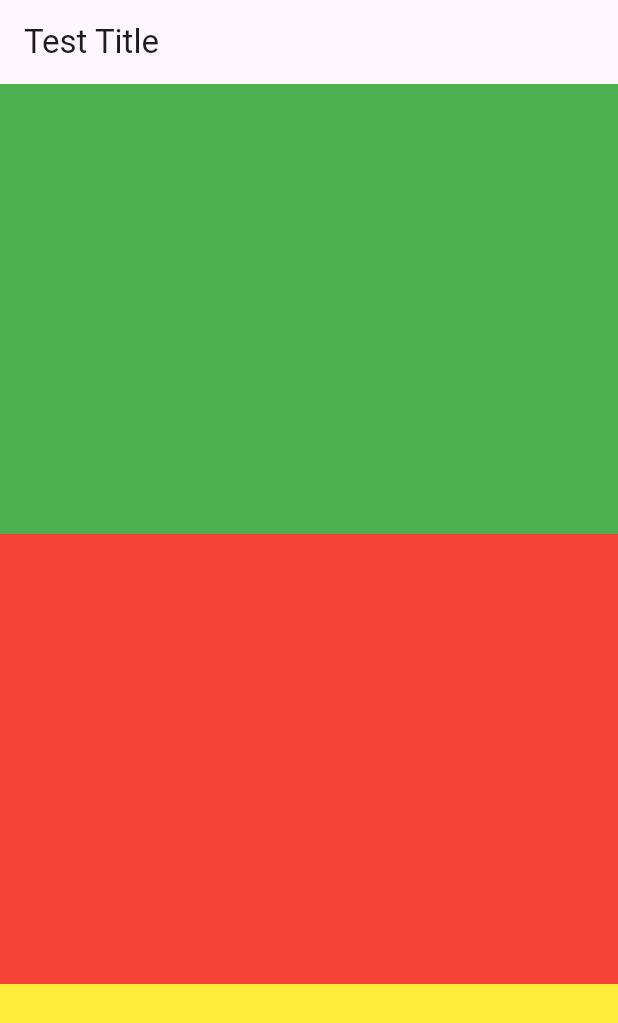
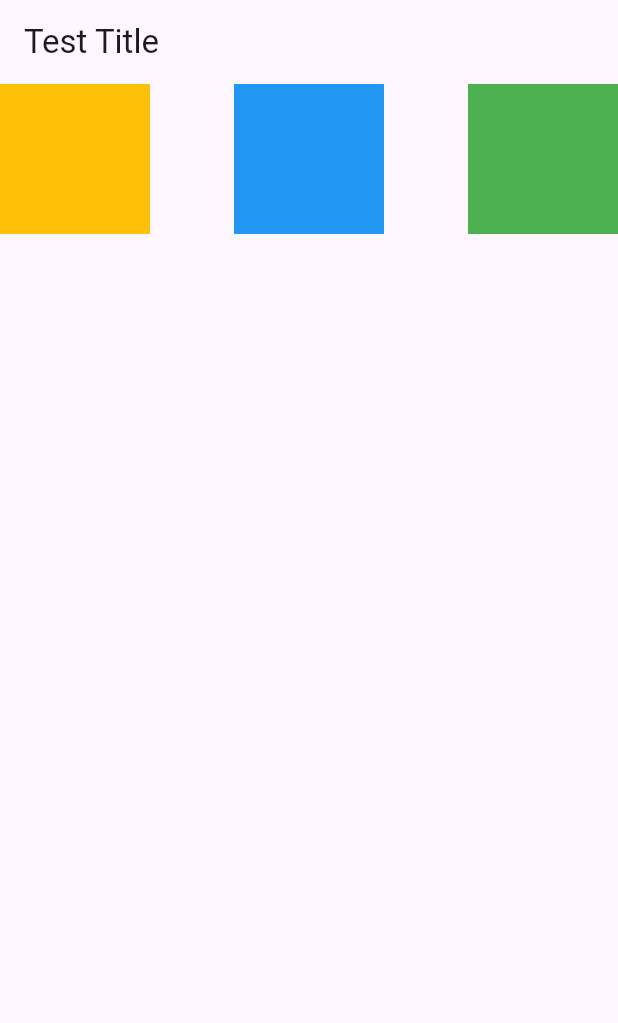
Before and after one commit to StudioZERONE/study_flutter_13_totally03_lec, a Flutter app: the screen it shows after launch, on a phone screen of 412 x 824 dp. Shown: the top 1023 px of the screen. Run offline on Flutter 3.47's test engine with Material 2 defaults, Android fonts, the phone set to English and light mode, and no system bars.

Commit message:
UI 공부 중. Alignment / Stack

```diff
--- a/lib/main.dart
+++ b/lib/main.dart
@@ -64,23 +64,32 @@
   Widget build(BuildContext context) {
     return Scaffold(
       appBar: AppBar(title: const Text('Test Title')),
-      body: SingleChildScrollView(
-        child: Column(
+      body: Container(
+        child: Stack(
           children: [
-            Container(
-              width: MediaQuery.of(context).size.width,
-              height: 300,
-              color: Colors.green,
+            Align(
+              alignment: Alignment.topLeft,
+              child: Container(
+                width: 100,
+                height: 100,
+                color: Colors.amber,
+              ),
             ),
-            Container(
-              width: MediaQuery.of(context).size.width,
-              height: 300,
-              color: Colors.red,
+            Align(
+              alignment: Alignment.topCenter,
+              child: Container(
+                width: 100,
+                height: 100,
+                color: Colors.blue,
+              ),
             ),
-            Container(
-              width: MediaQuery.of(context).size.width,
-              height: 300,
-              color: Colors.yellow,
+            Align(
+              alignment: Alignment.topRight,
+              child: Container(
+                width: 100,
+                height: 100,
+                color: Colors.green,
+              ),
             ),
           ],
         ),
```
